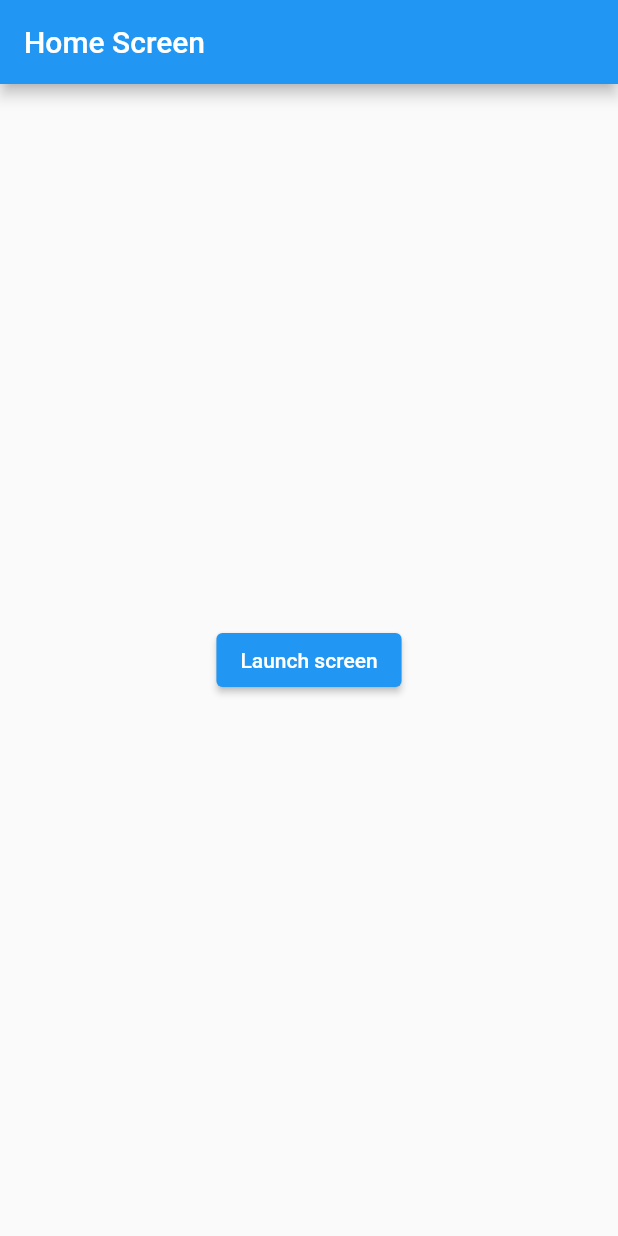
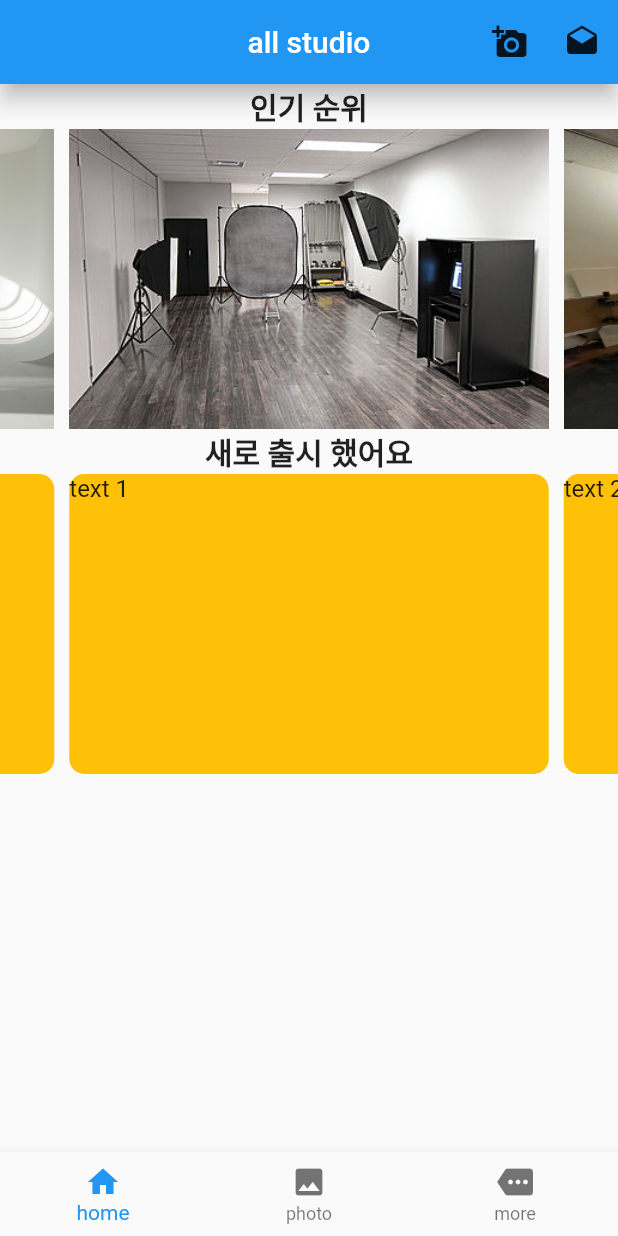
Before and after one commit to zimkjh/all_studio, a Flutter app: the screen it shows after launch, on a phone screen of 412 x 824 dp. Run offline on Flutter 3.47's test engine with Material 2 defaults, Android fonts, the phone set to English and light mode, and no system bars; drawn by our look-alikes of carousel_slider.

Commit message:
0301 home 업데이트

```diff
--- a/lib/main.dart
+++ b/lib/main.dart
@@ -1,14 +1,15 @@
+import 'package:carousel_slider/carousel_slider.dart';
 import 'package:flutter/material.dart';
 import 'second.dart';
 
 void main() {
   runApp(
     MaterialApp(
-      title: 'Named Routes Demo',
+      title: 'all studio',
       initialRoute: '/',
       routes: {
         // When navigating to the "/" route, build the HomeScreen widget.
-        '/': (context) => const HomeScreen(),
+        '/': (context) => HomeScreen(),
         // When navigating to the "/second" route, build the SecondScreen widget.
         '/home': (context) => const SecondScreen(),
       },
@@ -16,25 +17,132 @@ void main() {
   );
 }
 
-class HomeScreen extends StatelessWidget {
-  const HomeScreen({Key? key}) : super(key: key);
+class HomeScreen extends StatefulWidget {
+  @override
+  _HomeScreenState createState() => _HomeScreenState();
+}
+
+class _HomeScreenState extends State<HomeScreen> {
+  var _pageIndex = 0;
 
   @override
   Widget build(BuildContext context) {
     return Scaffold(
       appBar: AppBar(
-        title: const Text('Home Screen'),
+        centerTitle: true,
+        elevation: 6,
+        actions: [
+          IconButton(
+            onPressed: () {},
+            icon: const Icon(
+              Icons.add_a_photo,
+              color: Colors.black87,
+            ),
+          ),
+          IconButton(
+            onPressed: () {},
+            icon: const Icon(
+              Icons.drafts,
+              color: Colors.black87,
+            ),
+          ),
+        ],
+        title: const Text('all studio'),
       ),
-      body: Center(
-        child: ElevatedButton(
-          // Within the `HomeScreen` widget
-          onPressed: () {
-            // Navigate to the second screen using a named route.
-            Navigator.pushNamed(context, '/home');
-          },
-          child: const Text('Launch screen'),
+      body: SingleChildScrollView(child: Center(
+        child: Column(
+          children: [
+            _pageOfTop(),
+            _pageOfMiddle(),
+            _pageOfThird(),
+            _pageOfFourth(),
+          ],
         ),
+      ),),
+      bottomNavigationBar: BottomNavigationBar(
+        onTap: (value) {
+          setState(() {
+            _pageIndex = value;
+          });
+        },
+        items: const [
+          BottomNavigationBarItem(
+            icon: Icon(Icons.home),
+            label: 'home',
+          ),
+          BottomNavigationBarItem(
+            icon: Icon(Icons.photo),
+            label: 'photo',
+          ),
+          BottomNavigationBarItem(
+            icon: Icon(Icons.more),
+            label: 'more',
+          ),
+        ],
       ),
     );
   }
 }
+
+Widget _pageOfTop() {
+  return Column(
+    children: const [
+      Text(
+        '인기 순위',
+        style: TextStyle(fontSize: 20, fontWeight: FontWeight.bold),
+      ),
+    ],
+  );
+}
+
+Widget _pageOfMiddle() {
+  return CarouselSlider(
+    options: CarouselOptions(height: 200.0),
+    items: [1,2,3,4,5].map((i) {
+      return Builder(
+        builder: (BuildContext context) {
+          return Container(
+              width: MediaQuery.of(context).size.width/1.2,
+              margin: EdgeInsets.symmetric(horizontal: 5.0),
+              decoration: const BoxDecoration(
+                borderRadius: BorderRadius.all(Radius.circular(10)),
+              ),
+              child: Image.asset('assets/images/studio$i.jpg', fit: BoxFit.fill)
+          );
+        },
+      );
+    }).toList(),
+  );
+}
+
+Widget _pageOfThird() {
+  return Column(
+    children: const [
+      Text(
+        '새로 출시 했어요',
+        style: TextStyle(fontSize: 20, fontWeight: FontWeight.bold),
+      ),
+    ],
+  );
+}
+
+Widget _pageOfFourth() {
+  return CarouselSlider(
+    options: CarouselOptions(height: 200.0),
+    items: [1,2,3,4,5].map((i) {
+      return Builder(
+        builder: (BuildContext context) {
+          return Container(
+              width: MediaQuery.of(context).size.width/1.2,
+              margin: EdgeInsets.symmetric(horizontal: 5.0),
+              decoration: const BoxDecoration(
+                  color: Colors.amber,
+                borderRadius: BorderRadius.all(Radius.circular(10))
+              ),
+              child: Text('text $i', style: TextStyle(fontSize: 16.0),)
+          );
+        },
+      );
+    }).toList(),
+  );
+}
```
Also changed, not shown: pubspec.yaml (+7 -2 lines), assets/images/studio1.jpg (added), assets/images/studio2.jpg (added), assets/images/studio3.jpg (added), assets/images/studio4.jpg (added), assets/images/studio5.jpg (added), 1 other file.
